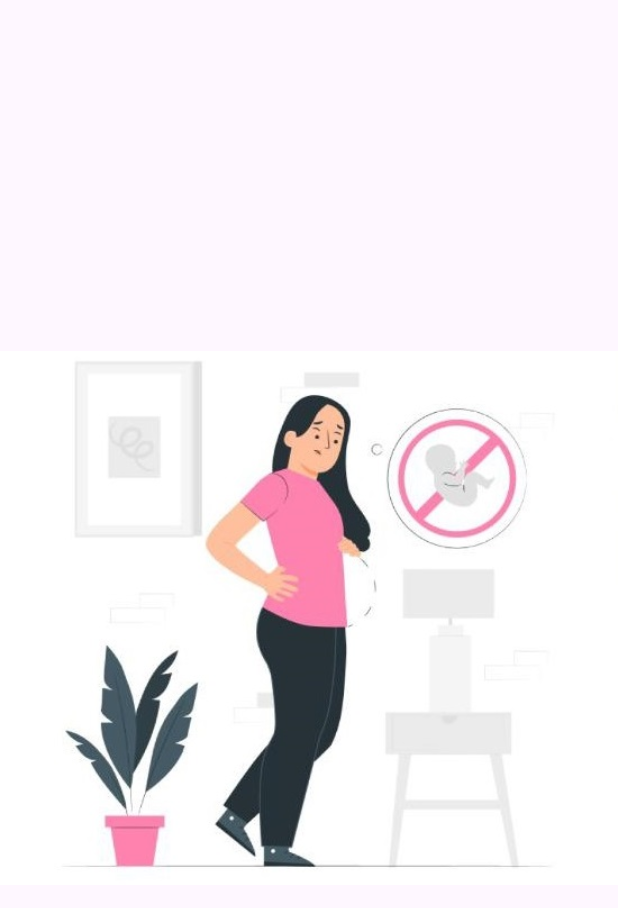
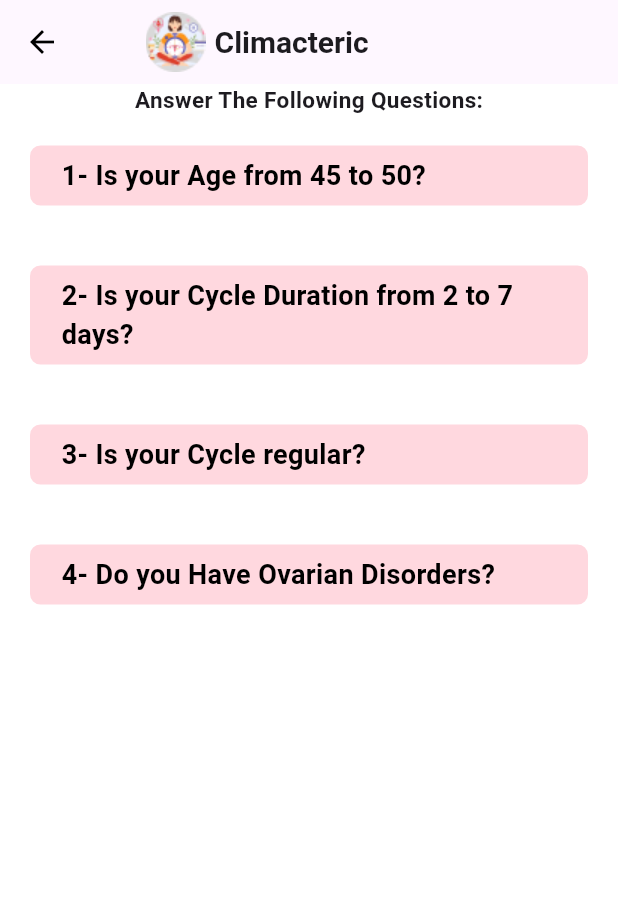
Before and after one commit to dohaaymann/clova, a Flutter app: the first screen one second after launch, on a phone screen of 412 x 824 dp. Shown: the top 908 px of the screen. Run offline on Flutter 3.47's test engine with Material 3 defaults, Android fonts, the phone set to English and light mode, and no system bars; our stand-ins replace firebase_auth, firebase_core, font_awesome_flutter, get; accounts and stored records are empty.

Commit message:
created homescreen and climacteric screen

```diff
--- a/lib/SplashScreen.dart
+++ b/lib/SplashScreen.dart
@@ -4,6 +4,7 @@ import 'Onboarding.dart';
 
 
 class Splash_Screen extends StatefulWidget {
+  static const String routname='splashscreen';
 
 
   @override
--- /dev/null
+++ b/lib/climactericquestions.dart
@@ -0,0 +1,29 @@
+import 'package:flutter/material.dart';
+import 'package:walid_project/questionborder.dart';
+
+class climactericquestions extends StatelessWidget{
+  @override
+  Widget build(BuildContext context) {
+    // TODO: implement build
+    return Column(
+
+
+      children: [
+
+        Text('Answer The Following Questions:',
+        style: TextStyle(
+          fontSize: 15,
+          fontWeight: FontWeight.w600
+        ),
+        textAlign:TextAlign.start,),
+        questionborder(question1:'1- Is your Age from 45 to 50?'),
+        questionborder(question1: '2- Is your Cycle Duration from 2 to 7 days?' ),
+        questionborder(question1: '3- Is your Cycle regular?'),
+        questionborder(question1: '4- Do you Have Ovarian Disorders?'),
+      ],
+
+
+    );
+  }
+
+}
--- /dev/null
+++ b/lib/climactericscreen.dart
@@ -0,0 +1,38 @@
+import 'package:flutter/material.dart';
+import 'package:walid_project/climactericquestions.dart';
+
+class climactericscreen extends StatelessWidget{
+  static const String Routname='climactericscreen';
+  @override
+  Widget build(BuildContext context) {
+
+    // TODO: implement build
+    return Scaffold(
+      backgroundColor: Colors.white,
+      appBar: AppBar(
+        leading:Icon(Icons.arrow_back,
+        color: Colors.black,),
+        title:Row(
+          children: [
+            SizedBox(width: 25,),
+            Image.asset('image/climacteric.png'),
+            SizedBox(width: 6),
+            Text('Climacteric',
+            style: TextStyle(
+              fontSize: 20,
+              fontWeight: FontWeight.bold,
+
+            ),),
+          ],
+
+        ),
+
+
+
+      ),
+      body:climactericquestions(),
+
+    );
+  }
+
+}
--- a/lib/main.dart
+++ b/lib/main.dart
@@ -2,6 +2,8 @@ import 'package:flutter/cupertino.dart';
 import 'package:flutter/material.dart';
 import 'package:flutter/widgets.dart';
 import 'package:get/get_navigation/src/root/get_material_app.dart';
+import 'package:walid_project/climactericscreen.dart';
+import 'package:walid_project/homescreen.dart';
 import 'SplashScreen.dart';
 import 'login.dart';
 import 'package:firebase_core/firebase_core.dart';
@@ -21,7 +23,14 @@ class MyApp extends StatelessWidget {
   Widget build(BuildContext context) {
     return GetMaterialApp(
       debugShowCheckedModeBanner: false,
-      home: Splash_Screen(),
+      initialRoute: climactericscreen.Routname,
+      routes: {
+        Splash_Screen.routname:(context)=>Splash_Screen(),
+        homescreen.routname:(context)=>homescreen(),
+        climactericscreen.Routname:(context)=>climactericscreen(),
+      }
+
+
     );
   }
 }
--- /dev/null
+++ b/lib/questionborder.dart
@@ -0,0 +1,55 @@
+import 'package:flutter/material.dart';
+
+class questionborder extends StatelessWidget{
+  var question1;
+  questionborder({required this.question1});
+  @override
+  Widget build(BuildContext context) {
+    // TODO: implement build
+    return Container(
+      margin: EdgeInsets.all(20),
+      child:Row(
+          children: [
+            SizedBox(width: 6,),
+
+            SizedBox(width: 8,)
+            ,  Expanded(
+              child: Text(
+                '$question1',
+
+                style: TextStyle(color: Colors.black,
+                    fontSize: 18,
+                    fontWeight: FontWeight.bold),
+                softWrap: true,
+
+              ),
+            ),
+          ] ),
+      decoration: BoxDecoration(
+        borderRadius: BorderRadius.circular(7),
+        color: Color(0xffFFD8DF),
+        border: Border(
+          left: BorderSide(
+            color: Color(
+                0xffFFD8DF),
+            width: 7,
+          ),
+          top: BorderSide(
+            color: Color(0xffFFD8DF),
+            width: 7,
+          ),
+          bottom: BorderSide(
+            color: Color(0xffFFD8DF),
+            width: 7,
+          ),
+          right: BorderSide(
+            color: Color(0xffFFD8DF),
+            width: 7,
+          ),
+        ),
+      ),
+
+    );
+  }
+
+}
```
Also changed, not shown: lib/customdowndrop.dart (added, +57 -0 lines), lib/homescreen.dart (added, +119 -0 lines), lib/popularhospitals.dart (added, +12 -0 lines), lib/tests.dart (added, +60 -0 lines), image/climacteric.png (added), image/pco.png (added).
